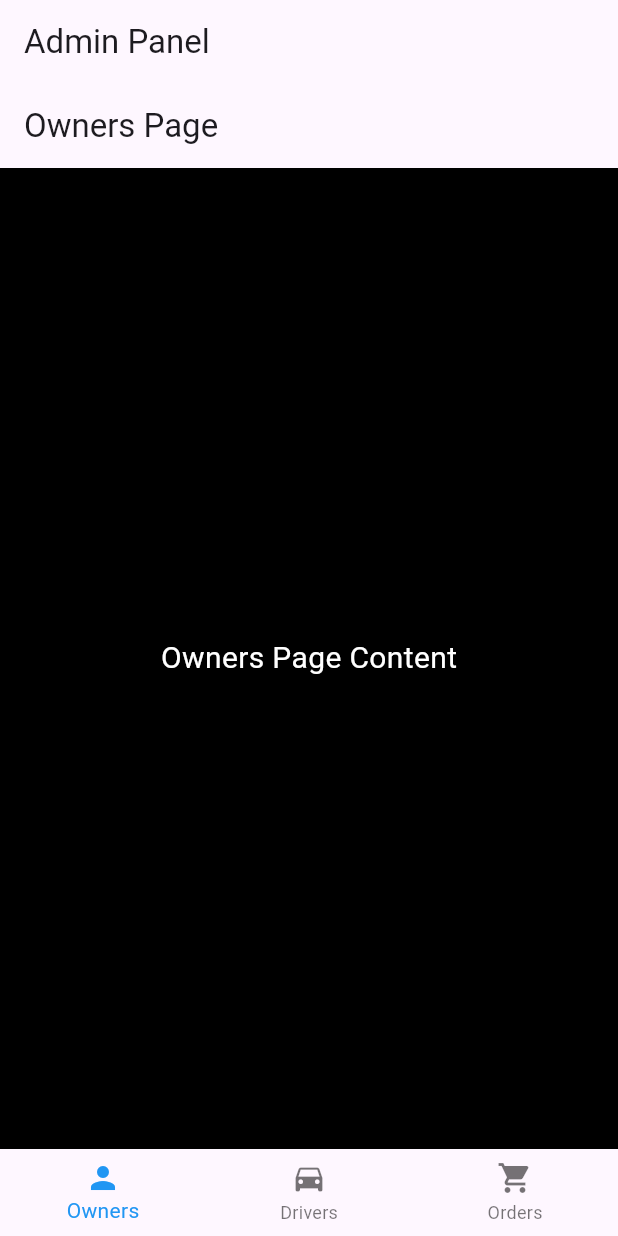
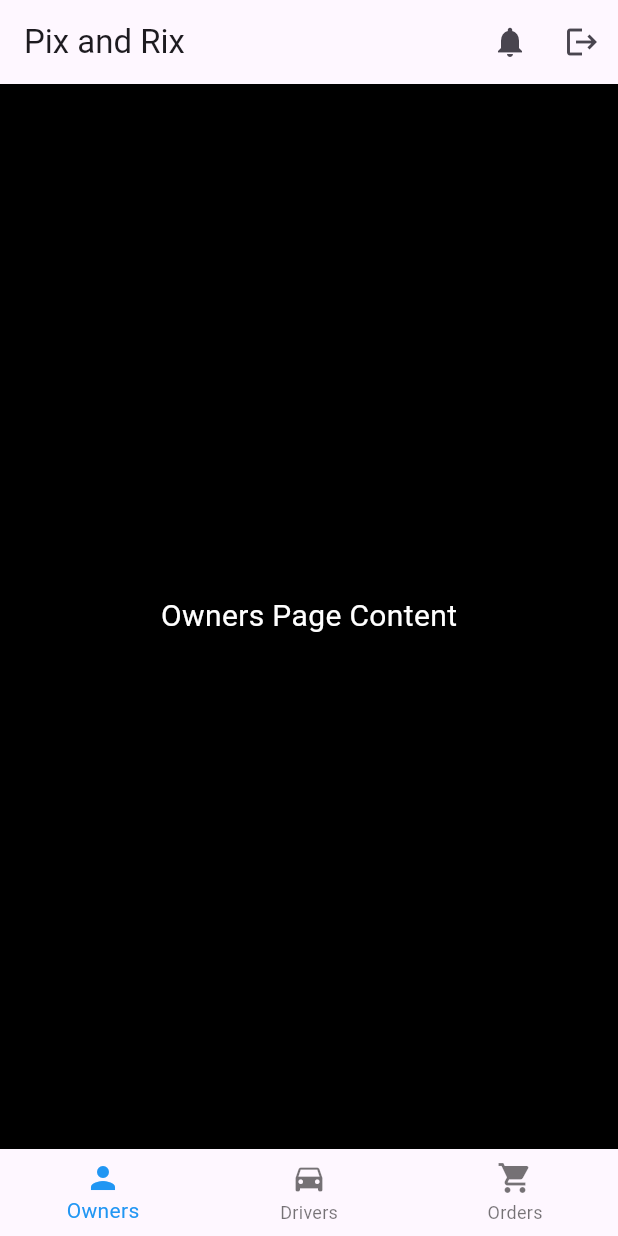
Before and after one commit to imaddamianos/pixandrix, a Flutter app: the AdminPanelPage screen opened directly, on a phone screen of 412 x 824 dp. Run offline on Flutter 3.47's test engine with Material 3 defaults, Android fonts, the light colour scheme and no system bars.

Commit message:
log out and fixing admin panel

```diff
--- a/lib/admin/admin_panel.dart
+++ b/lib/admin/admin_panel.dart
@@ -2,6 +2,7 @@ import 'package:flutter/material.dart';
 import 'package:pixandrix/admin/drivers_page.dart';
 import 'package:pixandrix/admin/orders_page.dart';
 import 'package:pixandrix/admin/owners_page.dart';
+import 'package:pixandrix/first_page.dart';
 
 class AdminPanelPage extends StatefulWidget {
   const AdminPanelPage({super.key});
@@ -29,7 +30,28 @@ class _AdminPanelPageState extends State<AdminPanelPage> {
   Widget build(BuildContext context) {
     return Scaffold(
       appBar: AppBar(
-        title: const Text('Admin Panel'),
+        title: const Text('Pix and Rix'),
+        actions: [
+          Row(
+            children: [
+              IconButton(
+                icon: const Icon(Icons.notifications),
+                onPressed: () {
+                  // Handle notifications action
+                },
+              ),
+              IconButton(
+                icon: const Icon(Icons.logout),
+                onPressed: () {
+                  Navigator.pushReplacement(
+        context,
+        MaterialPageRoute(builder: (context) => const FirstPage()),
+      );
+                },
+              ),
+            ],
+          ),
+        ],
       ),
       body: _pages[_selectedIndex],
       bottomNavigationBar: BottomNavigationBar(
--- a/lib/admin/owners_page.dart
+++ b/lib/admin/owners_page.dart
@@ -5,11 +5,11 @@ class OwnersPage extends StatelessWidget {
 
   @override
   Widget build(BuildContext context) {
-    return Scaffold(
-      appBar: AppBar(
-        title: const Text('Owners Page'),
-      ),
-      body: const Center(
+    return const Scaffold(
+      // appBar: AppBar(
+      //   title: const Text('Owners Page'),
+      // ),
+      body: Center(
         child: Text(
           'Owners Page Content',
           style: TextStyle(fontSize: 20),
```
Also changed, not shown: lib/admin/drivers_page.dart (+5 -5 lines), lib/admin/orders_page.dart (+5 -5 lines).
